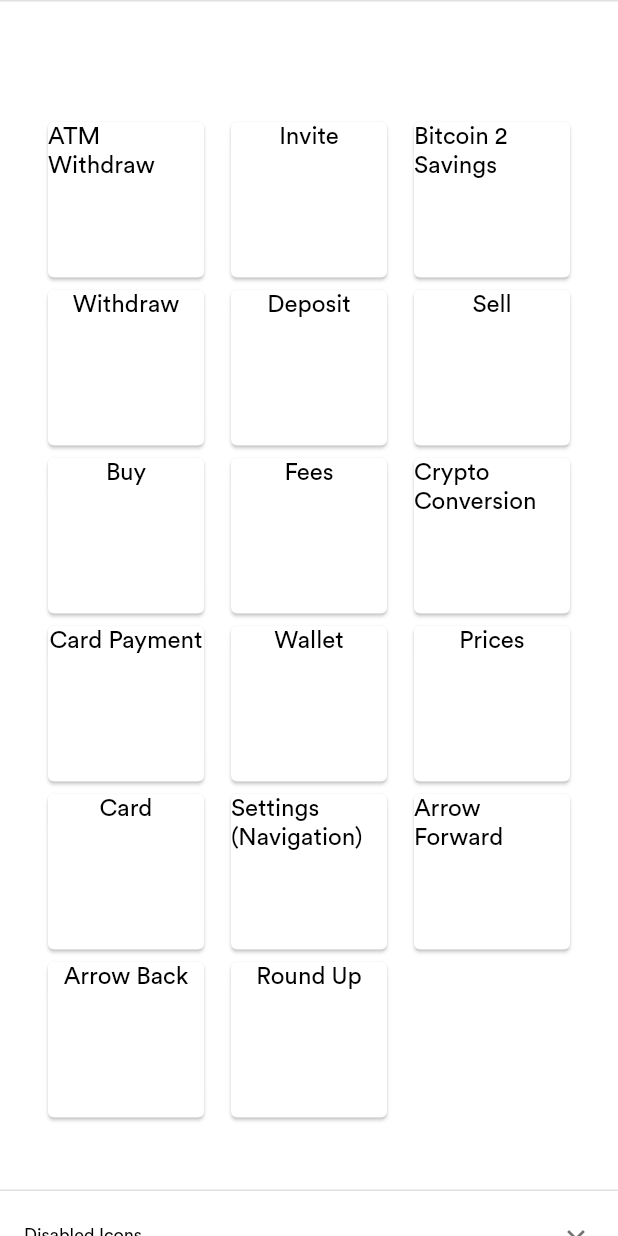
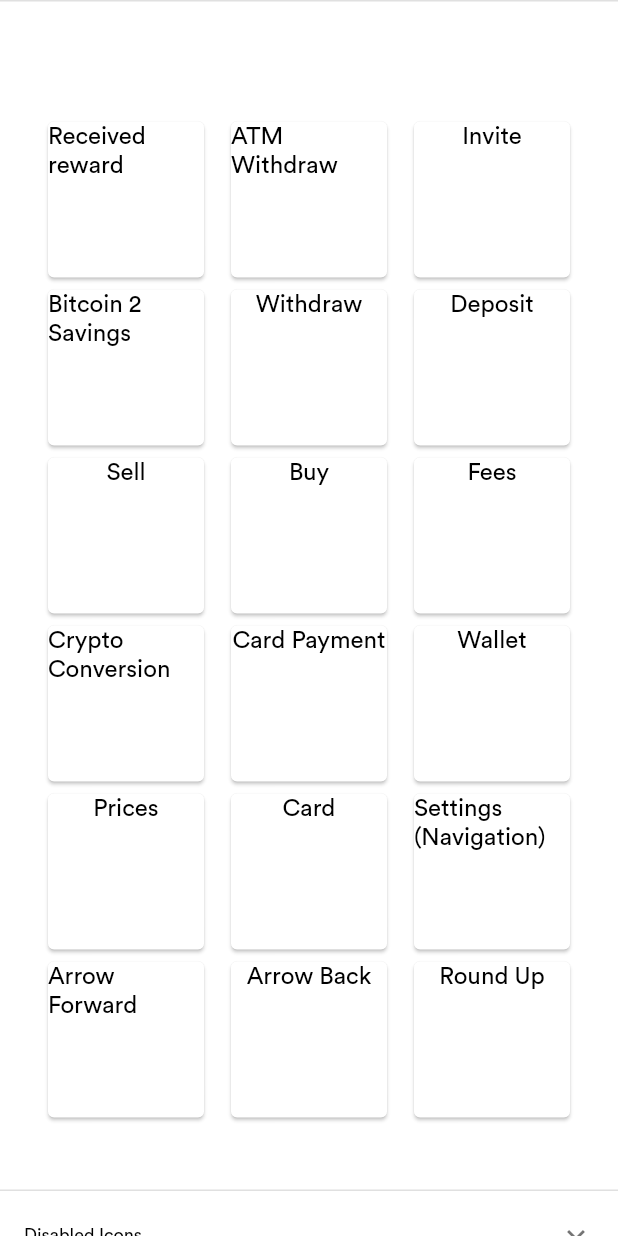
Before and after one commit to csu-anzai/flutter_ui_kit, a Flutter app: the Iconography widget shown alone on an empty page, opened directly, after a tap on "Enabled Icons", on a phone screen of 412 x 824 dp. Run offline on Flutter 3.47's test engine with Material 2 defaults, Android fonts, the phone set to English and light mode, and no system bars; our stand-ins replace flutter_svg, package_info, recase; project files that could hold a hidden picture were left out.

Commit message:
added new icons for referral

```diff
--- a/lib/stories/icons.dart
+++ b/lib/stories/icons.dart
@@ -25,6 +25,7 @@ class Iconography extends StatelessWidget {
         crossAxisCount: 3,
         shrinkWrap: true,
         children: <Widget>[
+          _receivedRewardEnabled(),
           _atmWithdrawEnabled(),
           _roundupEnabled(),
           _bitcoinToSavingsEnabled(),
@@ -57,6 +58,7 @@ class Iconography extends StatelessWidget {
         crossAxisCount: 3,
         shrinkWrap: true,
         children: <Widget>[
+          _receivedRewardDisabled(),
           _atmWithdrawDisabled(),
           _roundupDisabled(),
           _bitcoinToSavingsDisabled(),
@@ -100,13 +102,35 @@ class Iconography extends StatelessWidget {
   }
 
 
-
   Widget _atmWithdrawEnabled() {
     return Card(
       child: Column(
         children: <Widget>[
           Center(child: ChangeAppIcons.atm_withdraw),
           const Text('ATM Withdraw')
+        ],
+      )
+    );
+  }
+
+
+  Widget _receivedRewardEnabled() {
+    return Card(
+      child: Column(
+        children: <Widget>[
+          Center(child: ChangeAppIcons.reward_enabled),
+          const Text('Received reward')
+        ],
+      )
+    );
+  }
+
+  Widget _receivedRewardDisabled() {
+    return Card(
+      child: Column(
+        children: <Widget>[
+          Center(child: ChangeAppIcons.reward_disabled),
+          const Text('Received reward')
         ],
       )
     );
--- a/lib/widgets/change_app_icons.dart
+++ b/lib/widgets/change_app_icons.dart
@@ -52,6 +52,20 @@ class ChangeAppIcons {
       const ChangeIconData(
           'convert',
           ChangeIconType.enabled
+      )
+  );
+
+  static const ChangeIcon reward_enabled = ChangeIcon(
+      const ChangeIconData(
+          'reward',
+          ChangeIconType.enabled
+      )
+  );
+
+  static const ChangeIcon reward_disabled = ChangeIcon(
+      const ChangeIconData(
+          'reward',
+          ChangeIconType.disabled
       )
   );
 
```
Also changed, not shown: lib/assets/icons/reward_disabled.svg (added), lib/assets/icons/reward_enabled.svg (added).
